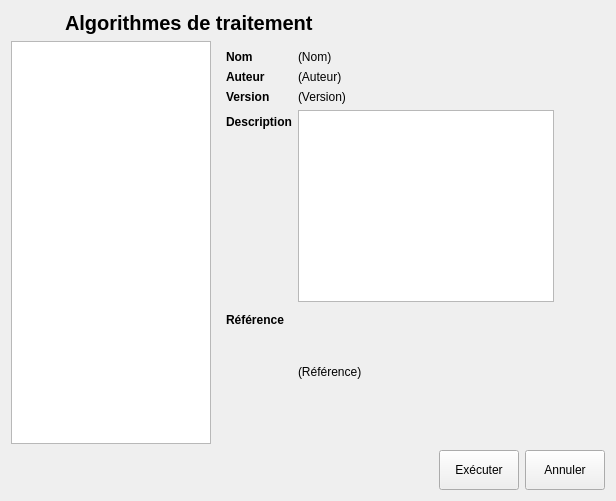
Above: python/resources/ui/processselectdialog.ui from introlab/OpenIMU before the change. Below: the same form after it.
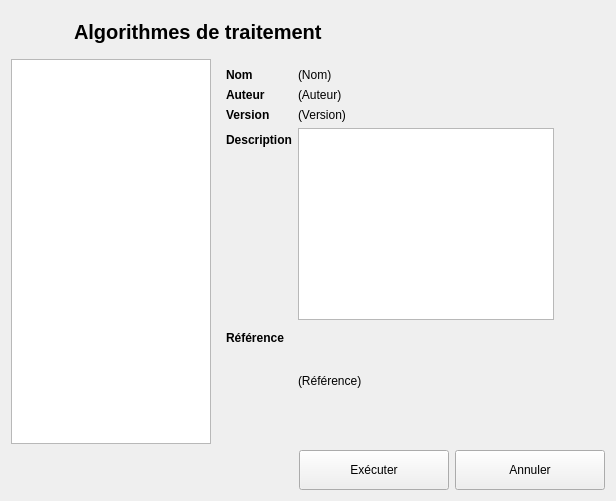
That is the form after the change. Icons and pictures are not drawn.

Patch:
```diff
--- a/python/resources/ui/processselectdialog.ui
+++ b/python/resources/ui/processselectdialog.ui
@@ -15,6 +15,7 @@
   </property>
   <layout class="QVBoxLayout" name="verticalLayout">
    <item>
+    <widget class="QFrame" name="frameTitle">
     <layout class="QHBoxLayout" name="horizontalLayout_2">
      <item>
       <widget class="QLabel" name="lblIcon">
@@ -51,6 +52,7 @@
       </widget>
      </item>
     </layout>
+    </widget>
    </item>
    <item>
     <layout class="QHBoxLayout" name="horizontalLayout_4">
@@ -270,7 +272,7 @@
       <widget class="QPushButton" name="btnProcess">
        <property name="minimumSize">
         <size>
-         <width>0</width>
+         <width>150</width>
          <height>40</height>
         </size>
        </property>
@@ -299,7 +301,7 @@
       <widget class="QPushButton" name="btnCancel">
        <property name="minimumSize">
         <size>
-         <width>0</width>
+         <width>150</width>
          <height>40</height>
         </size>
        </property>
```
Lines whose indentation alone changed are shown as unchanged.
